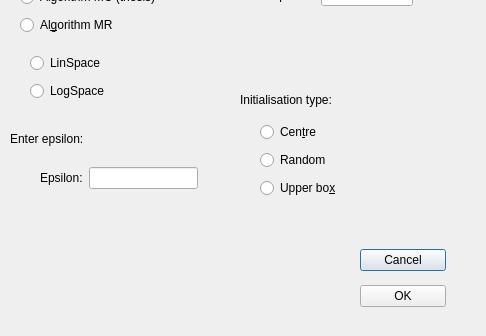
Isaac-Martinez-Forte/QFTbx, file GUI/loop_shaping_dialog.ui: the form before one commit; both pictures show x 0 to 486 and y 159 to 495 of the 486 by 495 pixel window.
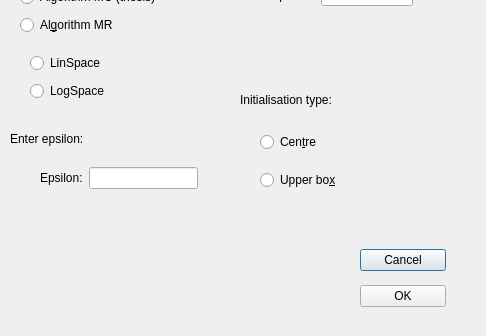
The form after the commit. The open tabs and pages were chosen to show the change.

What changed in the file:
```diff
--- a/GUI/loop_shaping_dialog.ui
+++ b/GUI/loop_shaping_dialog.ui
@@ -255,13 +255,7 @@
         </property>
        </widget>
       </item>
-      <item>
-       <widget class="QRadioButton" name="randomInit">
-        <property name="text">
-         <string>Random</string>
-        </property>
-       </widget>
-      </item>
+      
       <item>
        <widget class="QRadioButton" name="upperInit">
         <property name="text">
```
